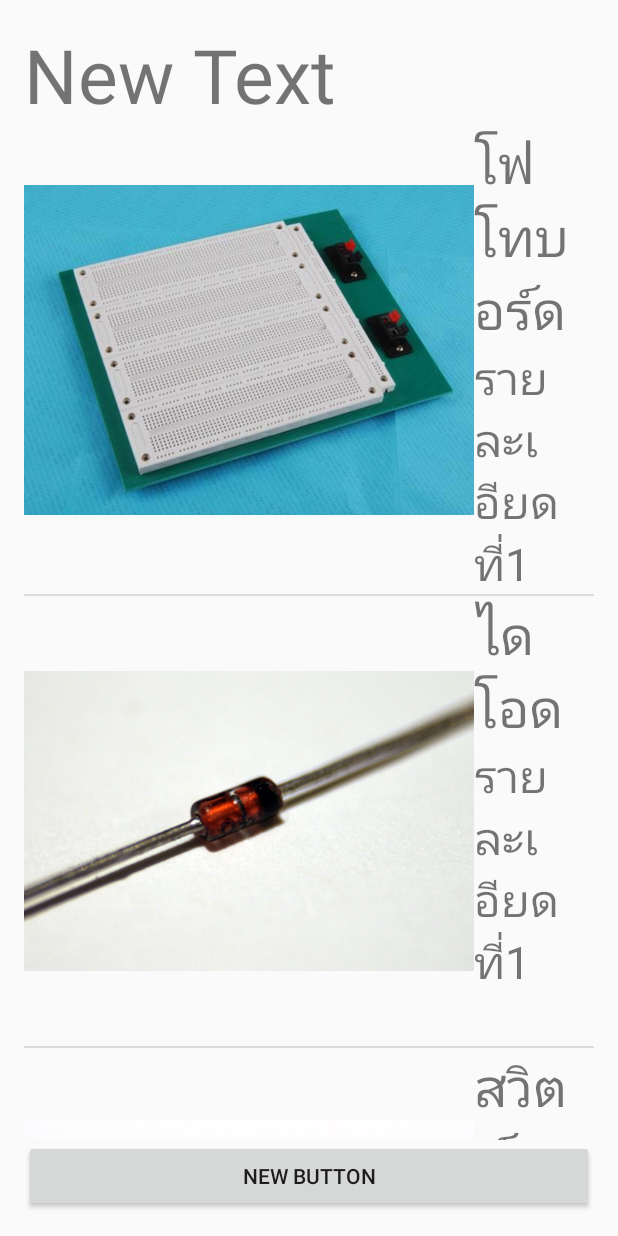
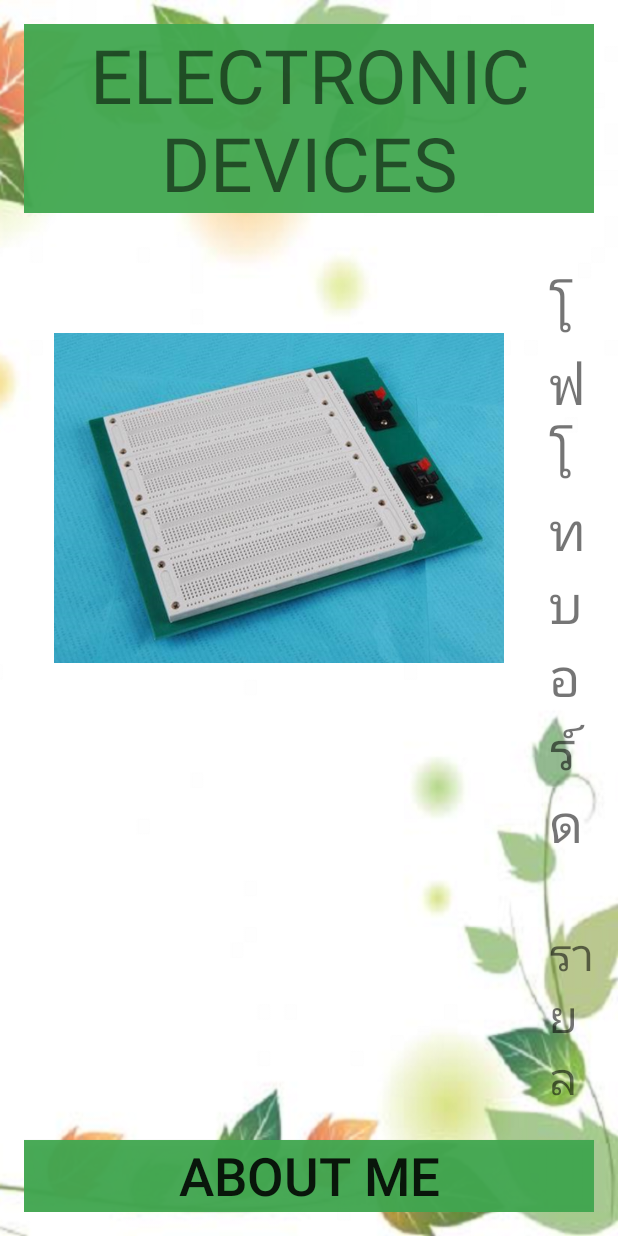
Before and after one commit to sirikwan38/electronic22042559, an Android app: the screen it shows after launch (MainActivity), on a phone screen of 412 x 824 dp. Run offline under Robolectric (Android 15) with nearby library versions, the phone set to English and light mode, and no system bars.

```diff
--- a/app/src/main/AndroidManifest.xml
+++ b/app/src/main/AndroidManifest.xml
@@ -4,7 +4,7 @@
 
     <application
         android:allowBackup="true"
-        android:icon="@drawable/a4"
+        android:icon="@drawable/images"
 
         android:label="@string/app_name"
         android:supportsRtl="true"
--- a/app/src/main/java/ice_pbru/khamhor/sirikwan/electronic22042559/Splash.java
+++ b/app/src/main/java/ice_pbru/khamhor/sirikwan/electronic22042559/Splash.java
@@ -21,7 +21,7 @@ public class Splash extends AppCompatActivity {
 
 
             }
-        },500);
+        },1500);
 
 
 
--- a/app/src/main/res/layout/activity_main.xml
+++ b/app/src/main/res/layout/activity_main.xml
@@ -1,37 +1,43 @@
 <?xml version="1.0" encoding="utf-8"?>
 <RelativeLayout xmlns:android="http://schemas.android.com/apk/res/android"
     xmlns:tools="http://schemas.android.com/tools"
-    android:layout_width="match_parent"
+    android:layout_width="wrap_content"
     android:layout_height="match_parent"
     android:paddingBottom="@dimen/activity_vertical_margin"
     android:paddingLeft="@dimen/activity_horizontal_margin"
     android:paddingRight="@dimen/activity_horizontal_margin"
     android:paddingTop="@dimen/activity_vertical_margin"
     tools:context="ice_pbru.khamhor.sirikwan.electronic22042559.MainActivity"
-    >
+    android:focusable="false"
+    android:background="@drawable/bg3">
 
     <TextView
         android:layout_width="match_parent"
         android:layout_height="wrap_content"
-        android:text="New Text"
+        android:text="ELECTRONIC DEVICES"
         android:id="@+id/textView"
-        android:textSize="50dp" />
-
-    <Button
-        android:layout_width="fill_parent"
-        android:layout_height="wrap_content"
-        android:text="New Button"
-        android:id="@+id/button"
-        android:layout_alignParentStart="false"
-        android:layout_alignParentTop="false"
-        android:layout_alignWithParentIfMissing="false"
-        android:layout_alignParentBottom="true"
-        android:layout_alignParentEnd="false" />
+        android:textSize="50dp"
+        android:background="#f342a750"
+        android:layout_alignParentEnd="false"
+        android:layout_alignParentTop="true"
+        android:gravity="center_horizontal" />
 
     <ListView
         android:layout_width="wrap_content"
         android:layout_height="wrap_content"
         android:id="@+id/listView"
         android:layout_below="@+id/textView"
-        android:layout_above="@+id/button" />
+        android:layout_above="@+id/button"
+        android:layout_marginTop="20dp"
+        android:layout_marginBottom="20dp" />
+
+    <Button
+        android:layout_width="match_parent"
+        android:layout_height="wrap_content"
+        android:text="About Me"
+        android:id="@+id/button"
+        android:gravity="center_horizontal"
+        android:layout_alignParentBottom="true"
+        android:textSize="35dp"
+        android:background="#f342a750" />
 </RelativeLayout>
--- a/app/src/main/res/layout/electric_listview.xml
+++ b/app/src/main/res/layout/electric_listview.xml
@@ -1,16 +1,20 @@
 <?xml version="1.0" encoding="utf-8"?>
 <LinearLayout xmlns:android="http://schemas.android.com/apk/res/android"
     android:orientation="horizontal" android:layout_width="match_parent"
-    android:layout_height="match_parent">
+    android:layout_height="wrap_content">
 
     <ImageView
         android:layout_width="300dp"
         android:layout_height="300dp"
-        android:id="@+id/imageView" />
+        android:id="@+id/imageView"
+        android:layout_marginLeft="20dp"
+        android:layout_marginTop="20dp"
+        android:layout_marginRight="30dp"
+        android:layout_marginBottom="20dp" />
 
     <LinearLayout
         android:orientation="vertical"
-        android:layout_width="wrap_content"
+        android:layout_width="fill_parent"
         android:layout_height="wrap_content">
 
         <TextView
@@ -18,7 +22,8 @@
             android:layout_height="wrap_content"
             android:text="New Text"
             android:id="@+id/textView2"
-            android:textSize="35dp" />
+            android:textSize="35dp"
+            android:layout_marginTop="20dp" />
 
         <TextView
             android:layout_width="wrap_content"
```
Also changed, not shown: app/src/main/res/layout/activity_detail.xml (+9 -5 lines), app/src/main/res/layout/activity_splash.xml (+10 -5 lines), app/src/main/res/drawable/bg3.png (added), app/src/main/res/drawable/images.png (added).
